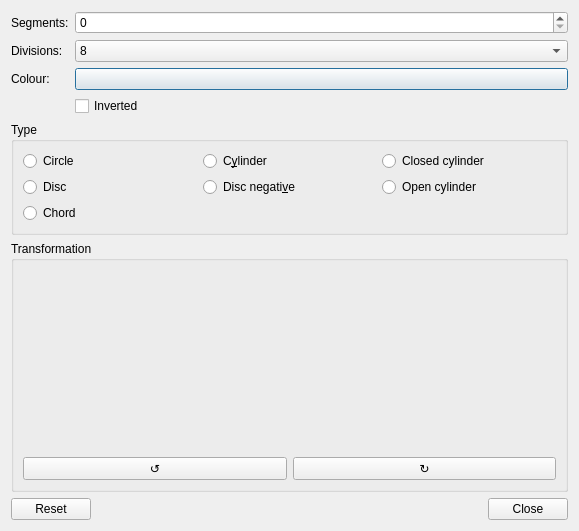
Before: the Qt Designer form src/dialogs/circularprimitiveeditor.ui in Symbian9/ldforge, drawn with Qt 5.
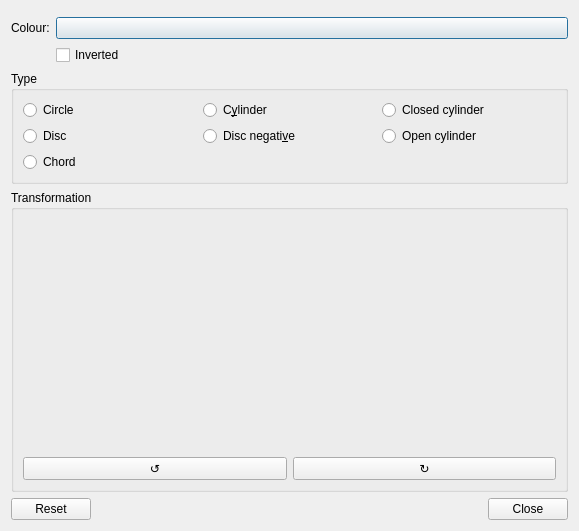
After: the same form once the commit is applied. Custom widgets are drawn as their Qt base class.

```diff
--- a/src/dialogs/circularprimitiveeditor.ui
+++ b/src/dialogs/circularprimitiveeditor.ui
@@ -13,60 +13,27 @@
   <property name="windowTitle">
    <string>Edit circular primitive</string>
   </property>
-  <layout class="QVBoxLayout" name="verticalLayout_2" stretch="0,0,1,0">
+  <layout class="QVBoxLayout" name="verticalLayout_2" stretch="0,0,0,1,0">
+   <item>
+    <widget class="CircularSectionEditor" name="section" native="true"/>
+   </item>
    <item>
     <layout class="QFormLayout" name="formLayout_2">
      <item row="0" column="0">
-      <widget class="QLabel" name="label_2">
-       <property name="text">
-        <string>Segments:</string>
-       </property>
-      </widget>
-     </item>
-     <item row="0" column="1">
-      <widget class="QSpinBox" name="segments"/>
-     </item>
-     <item row="1" column="0">
-      <widget class="QLabel" name="label">
-       <property name="text">
-        <string>Divisions:</string>
-       </property>
-      </widget>
-     </item>
-     <item row="1" column="1">
-      <widget class="QComboBox" name="divisions">
-       <item>
-        <property name="text">
-         <string>8</string>
-        </property>
-       </item>
-       <item>
-        <property name="text">
-         <string>16</string>
-        </property>
-       </item>
-       <item>
-        <property name="text">
-         <string>48</string>
-        </property>
-       </item>
-      </widget>
-     </item>
-     <item row="2" column="0">
       <widget class="QLabel" name="label_3">
        <property name="text">
         <string>Colour:</string>
        </property>
       </widget>
      </item>
-     <item row="2" column="1">
+     <item row="0" column="1">
       <widget class="ColorButton" name="color">
        <property name="text">
         <string/>
        </property>
       </widget>
      </item>
-     <item row="3" column="1">
+     <item row="1" column="1">
       <widget class="QCheckBox" name="inverted">
        <property name="text">
         <string>Inverted</string>
@@ -176,6 +143,12 @@
   </layout>
  </widget>
  <customwidgets>
+  <customwidget>
+   <class>CircularSectionEditor</class>
+   <extends>QWidget</extends>
+   <header>widgets/circularsectioneditor.h</header>
+   <container>1</container>
+  </customwidget>
   <customwidget>
    <class>MatrixEditor</class>
    <extends>QWidget</extends>
```
